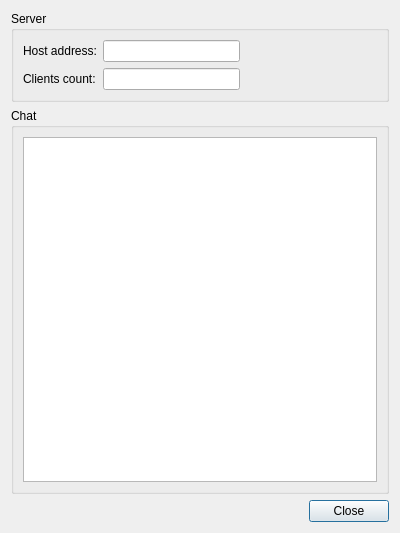
First picture: the form in src/server/maindialog.ui, repository tisalexander/clientserver1, before the edit.
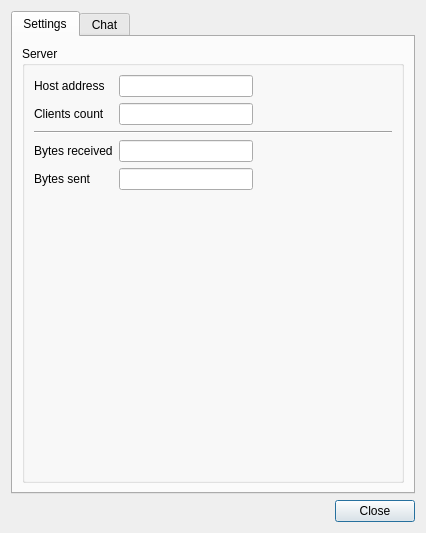
Second picture: the form after the edit.

Diff of the .ui file:
```diff
--- a/src/server/maindialog.ui
+++ b/src/server/maindialog.ui
@@ -6,14 +6,24 @@
    <rect>
     <x>0</x>
     <y>0</y>
-    <width>400</width>
+    <width>426</width>
     <height>533</height>
    </rect>
   </property>
   <property name="windowTitle">
    <string>Server</string>
   </property>
-  <layout class="QVBoxLayout" name="verticalLayout_2">
+  <layout class="QVBoxLayout" name="verticalLayout_3">
+   <item>
+    <widget class="QTabWidget" name="tabWidget">
+     <property name="currentIndex">
+      <number>0</number>
+     </property>
+     <widget class="QWidget" name="tab">
+      <attribute name="title">
+       <string>Settings</string>
+      </attribute>
+      <layout class="QVBoxLayout" name="verticalLayout">
    <item>
     <widget class="QGroupBox" name="groupBox_2">
      <property name="title">
@@ -23,16 +33,22 @@
       <item row="0" column="0">
        <widget class="QLabel" name="label">
         <property name="text">
-         <string>Host address:</string>
+             <string>Host address</string>
         </property>
        </widget>
       </item>
-      <item row="0" column="1">
-       <widget class="QLineEdit" name="lineEditHostAddress">
-        <property name="readOnly">
-         <bool>true</bool>
-        </property>
-       </widget>
+          <item row="5" column="1">
+           <spacer name="verticalSpacer">
+            <property name="orientation">
+             <enum>Qt::Vertical</enum>
+            </property>
+            <property name="sizeHint" stdset="0">
+             <size>
+              <width>20</width>
+              <height>40</height>
+             </size>
+            </property>
+           </spacer>
       </item>
       <item row="0" column="2">
        <spacer name="horizontalSpacer_2">
@@ -47,10 +63,10 @@
         </property>
        </spacer>
       </item>
-      <item row="1" column="0">
-       <widget class="QLabel" name="label_2">
-        <property name="text">
-         <string>Clients count:</string>
+          <item row="0" column="1">
+           <widget class="QLineEdit" name="lineEditHostAddress">
+            <property name="readOnly">
+             <bool>true</bool>
         </property>
        </widget>
       </item>
@@ -61,32 +77,64 @@
         </property>
        </widget>
       </item>
-      <item row="1" column="2">
-       <spacer name="horizontalSpacer_3">
+          <item row="2" column="0" colspan="3">
+           <widget class="Line" name="line">
         <property name="orientation">
          <enum>Qt::Horizontal</enum>
         </property>
-        <property name="sizeHint" stdset="0">
-         <size>
-          <width>103</width>
-          <height>20</height>
-         </size>
-        </property>
-       </spacer>
-      </item>
+           </widget>
+          </item>
+          <item row="1" column="0">
+           <widget class="QLabel" name="label_2">
+            <property name="text">
+             <string>Clients count</string>
+            </property>
+           </widget>
+          </item>
+          <item row="3" column="1">
+           <widget class="QLineEdit" name="lineEditBytesReceived"/>
+          </item>
+          <item row="3" column="0">
+           <widget class="QLabel" name="label_3">
+            <property name="text">
+             <string>Bytes received</string>
+            </property>
+           </widget>
+          </item>
+          <item row="4" column="0">
+           <widget class="QLabel" name="label_4">
+            <property name="text">
+             <string>Bytes sent</string>
+            </property>
+           </widget>
+          </item>
+          <item row="4" column="1">
+           <widget class="QLineEdit" name="lineEditBytesSent"/>
+          </item>
      </layout>
     </widget>
    </item>
-   <item>
-    <widget class="QGroupBox" name="groupBox">
-     <property name="title">
+      </layout>
+     </widget>
+     <widget class="QWidget" name="tab_2">
+      <attribute name="title">
       <string>Chat</string>
-     </property>
-     <layout class="QVBoxLayout" name="verticalLayout">
+      </attribute>
+      <layout class="QVBoxLayout" name="verticalLayout_2">
+       <item>
+        <widget class="QGroupBox" name="groupBox">
+         <property name="title">
+          <string/>
+         </property>
+         <layout class="QVBoxLayout" name="verticalLayout_4">
       <item>
        <widget class="QListWidget" name="listWidget"/>
       </item>
      </layout>
+        </widget>
+       </item>
+      </layout>
+     </widget>
     </widget>
    </item>
    <item>
```
Lines whose indentation alone changed are shown as unchanged.
